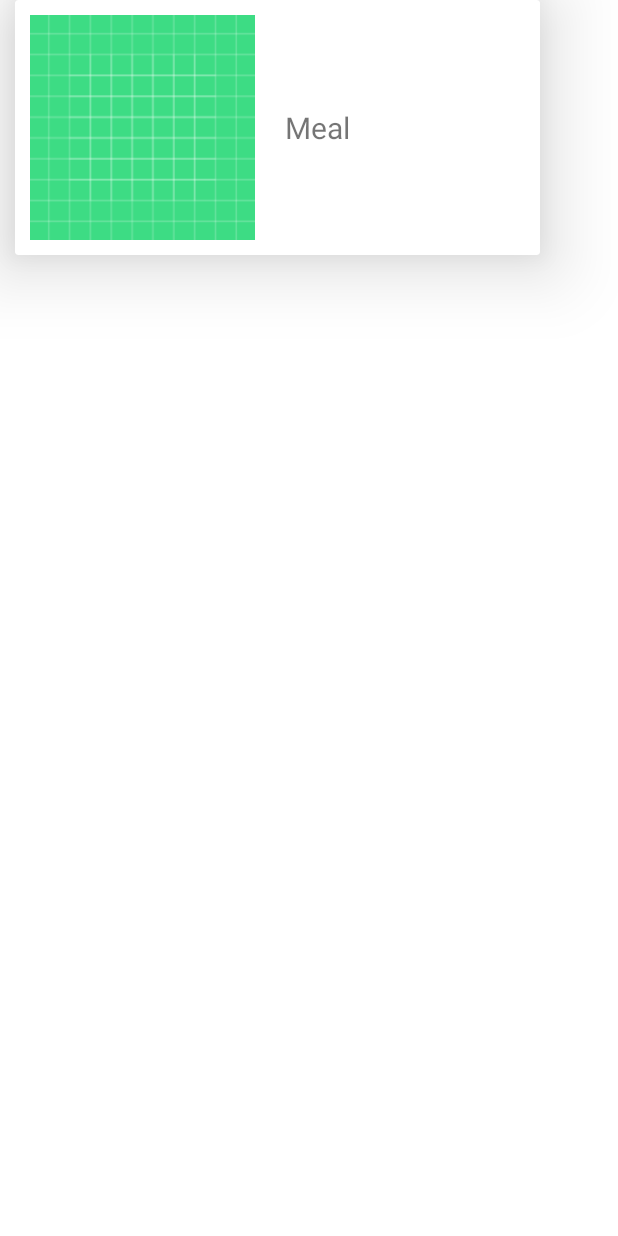
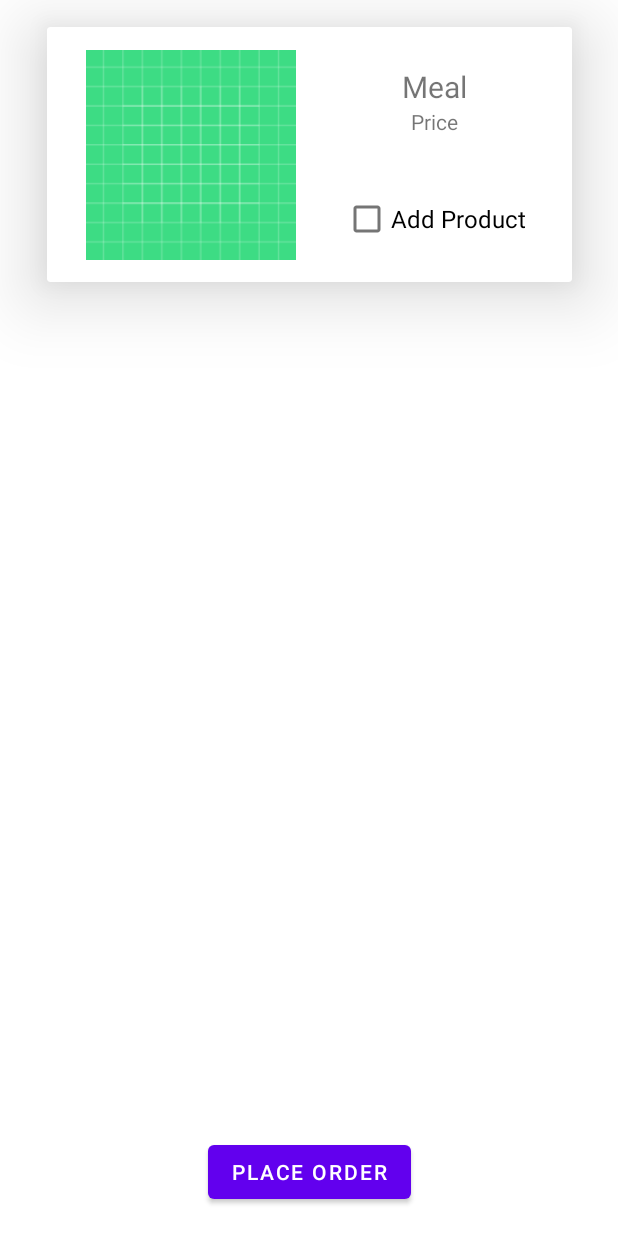
Before and after one commit to vijendrasaini1922/OrderYourMeal, an Android app: the layout item_layout.xml on its own in the app's theme, with its tools: preview values and no code run, on a phone screen of 412 x 824 dp. Run offline under Robolectric (Android 15) with nearby library versions, the phone set to English and light mode, and no system bars.

Commit message:
Add checkbox for order, Add place order button to order (UI)

```diff
--- a/app/src/main/java/com/vijay/orderyourmeal/MainActivity.kt
+++ b/app/src/main/java/com/vijay/orderyourmeal/MainActivity.kt
@@ -14,11 +14,11 @@ class MainActivity : AppCompatActivity() {
         super.onCreate(savedInstanceState)
         setContentView(R.layout.activity_main)
 
-        list.add(Meal(R.drawable.hamburger, "Hamburger-Fries"))
-        list.add(Meal(R.drawable.scrumptious, "Scrumptious-Brunch-Setting"))
-        list.add(Meal(R.drawable.pepperonipizza , "Delicious-Plate-Of-Pepperoni-Pizza"))
-        list.add(Meal(R.drawable.cocktails , "two-red-cocktails"))
-        list.add(Meal(R.drawable.pastapizza , "shellfish-pasta-pizza-and-italian-food"))
+        list.add(Meal(R.drawable.hamburger, "Hamburger-Fries", 100))
+        list.add(Meal(R.drawable.scrumptious, "Scrumptious-Brunch-Setting", 150))
+        list.add(Meal(R.drawable.pepperonipizza , "Delicious-Plate-Of-Pepperoni-Pizza", 180))
+        list.add(Meal(R.drawable.cocktails , "two-red-cocktails", 140))
+        list.add(Meal(R.drawable.pastapizza , "shellfish-pasta-pizza-and-italian-food", 120))
 
         rv.layoutManager = LinearLayoutManager(this, LinearLayoutManager.VERTICAL, false)
         val mealAdapter = MealAdapter(this, list)
--- a/app/src/main/java/com/vijay/orderyourmeal/Meal.kt
+++ b/app/src/main/java/com/vijay/orderyourmeal/Meal.kt
@@ -1,3 +1,5 @@
 package com.vijay.orderyourmeal
 
-class Meal(var m_images: Int, var m_names: String)
+import android.widget.Button
+
+class Meal(var m_images: Int, var m_names: String, var m_price: Int)
--- a/app/src/main/java/com/vijay/orderyourmeal/MealAdapter.kt
+++ b/app/src/main/java/com/vijay/orderyourmeal/MealAdapter.kt
@@ -16,8 +16,9 @@ class MealAdapter(var ctx: Context, var list: MutableList<Meal>):
     lateinit var mealHolder: MealHolder
 
     class MealHolder(view: View): RecyclerView.ViewHolder(view){
-        var tv:TextView = view.meal_names
+        var tvMealName:TextView? = view.meal_names
         var iv:ImageView = view.meal_images
+        var tvMealPrice: TextView? = view.meal_price
     }
 
     override fun onCreateViewHolder(parent: ViewGroup, viewType: Int): MealHolder {
@@ -27,8 +28,9 @@ class MealAdapter(var ctx: Context, var list: MutableList<Meal>):
     }
 
     override fun onBindViewHolder(holder: MealHolder, position: Int) {
-        mealHolder.tv.text = list[position].m_names
+        mealHolder.tvMealName?.text = list[position].m_names
         mealHolder.iv.setImageResource(list[position].m_images)
+        mealHolder.tvMealPrice?.text = list[position].m_price.toString()
     }
 
     override fun getItemCount(): Int {
--- a/app/src/main/res/layout/item_layout.xml
+++ b/app/src/main/res/layout/item_layout.xml
@@ -1,12 +1,13 @@
 <?xml version="1.0" encoding="utf-8"?>
 <layout xmlns:android="http://schemas.android.com/apk/res/android"
-    xmlns:app="http://schemas.android.com/apk/res-auto">
+    xmlns:app="http://schemas.android.com/apk/res-auto"
+    xmlns:tools="http://schemas.android.com/tools">
 
     <data>
 
     </data>
 
-    <LinearLayout
+    <androidx.constraintlayout.widget.ConstraintLayout
         android:layout_width="match_parent"
         android:layout_height="match_parent"
         android:orientation="horizontal">
@@ -17,30 +18,80 @@
             android:layout_width="350dp"
             android:layout_height="wrap_content"
             android:layout_gravity="center_horizontal"
-            android:layout_marginBottom="10dp"
-            android:layout_marginTop="10dp"
-            android:layout_marginLeft="10dp"
-            android:layout_marginRight="10dp"
             app:cardElevation="30dp"
-            app:contentPadding="10dp">
+            app:contentPadding="10dp"
+            app:layout_constraintBottom_toBottomOf="parent"
+            app:layout_constraintEnd_toEndOf="parent"
+            app:layout_constraintStart_toStartOf="parent"
+            app:layout_constraintTop_toTopOf="parent"
+            app:layout_constraintVertical_bias="0.028">
+
+            <androidx.constraintlayout.widget.ConstraintLayout
+                android:layout_width="match_parent"
+                android:layout_height="wrap_content">
 
                 <ImageView
                     android:id="@+id/meal_images"
                     android:layout_width="150dp"
                     android:layout_height="150dp"
                     android:contentDescription="@string/meal"
-                android:layout_marginStart="0dp"
-                android:src="@drawable/ic_launcher_background" />
+                    android:cropToPadding="true"
+                    android:paddingRight="10dp"
+                    android:src="@drawable/ic_launcher_background"
+                    app:layout_constraintBottom_toBottomOf="parent"
+                    app:layout_constraintEnd_toEndOf="parent"
+                    app:layout_constraintHorizontal_bias="0.088"
+                    app:layout_constraintStart_toStartOf="parent" />
+
 
                 <TextView
                     android:id="@+id/meal_names"
                     android:layout_width="wrap_content"
                     android:layout_height="wrap_content"
                     android:layout_gravity="center_vertical"
-                android:layout_marginStart="170dp"
+                    android:layout_marginTop="16dp"
+                    android:text="@string/meal"
                     android:textSize="20sp"
-                android:text="@string/meal" />
+                    app:layout_constraintEnd_toEndOf="parent"
+                    app:layout_constraintStart_toEndOf="@+id/meal_images"
+                    app:layout_constraintTop_toTopOf="parent" />
+
+                <TextView
+                    android:id="@+id/meal_price"
+                    android:layout_width="wrap_content"
+                    android:layout_height="wrap_content"
+                    android:text="Price"
+                    app:layout_constraintEnd_toEndOf="@+id/meal_names"
+                    app:layout_constraintStart_toStartOf="@+id/meal_names"
+                    app:layout_constraintTop_toBottomOf="@+id/meal_names" />
+
+                <CheckBox
+                    android:id="@+id/check_box"
+                    android:layout_width="wrap_content"
+                    android:layout_height="wrap_content"
+                    android:layout_marginStart="8dp"
+                    android:layout_marginEnd="8dp"
+                    android:layout_marginBottom="8dp"
+                    android:text="@string/add_product"
+                    android:textSize="16sp"
+                    app:layout_constraintBottom_toBottomOf="parent"
+                    app:layout_constraintEnd_toEndOf="parent"
+                    app:layout_constraintStart_toEndOf="@+id/meal_images" />
+
+
+            </androidx.constraintlayout.widget.ConstraintLayout>
         </androidx.cardview.widget.CardView>
 
-    </LinearLayout>
+        <Button
+            android:id="@+id/place_order_button"
+            android:layout_width="wrap_content"
+            android:layout_height="wrap_content"
+            android:text="@string/place_order"
+            app:layout_constraintBottom_toBottomOf="parent"
+            app:layout_constraintEnd_toEndOf="parent"
+            app:layout_constraintStart_toStartOf="parent"
+            app:layout_constraintTop_toTopOf="parent"
+            app:layout_constraintVertical_bias="0.976" />
+
+    </androidx.constraintlayout.widget.ConstraintLayout>
 </layout>
--- a/app/src/main/res/values/strings.xml
+++ b/app/src/main/res/values/strings.xml
@@ -1,4 +1,7 @@
 <resources>
     <string name="app_name">Order Your Meal</string>
     <string name="meal">Meal</string>
+    <string name="order">Order</string>
+    <string name="add_product">Add Product</string>
+    <string name="place_order">Place Order</string>
 </resources>
```
Lines whose indentation alone changed are shown as unchanged.
